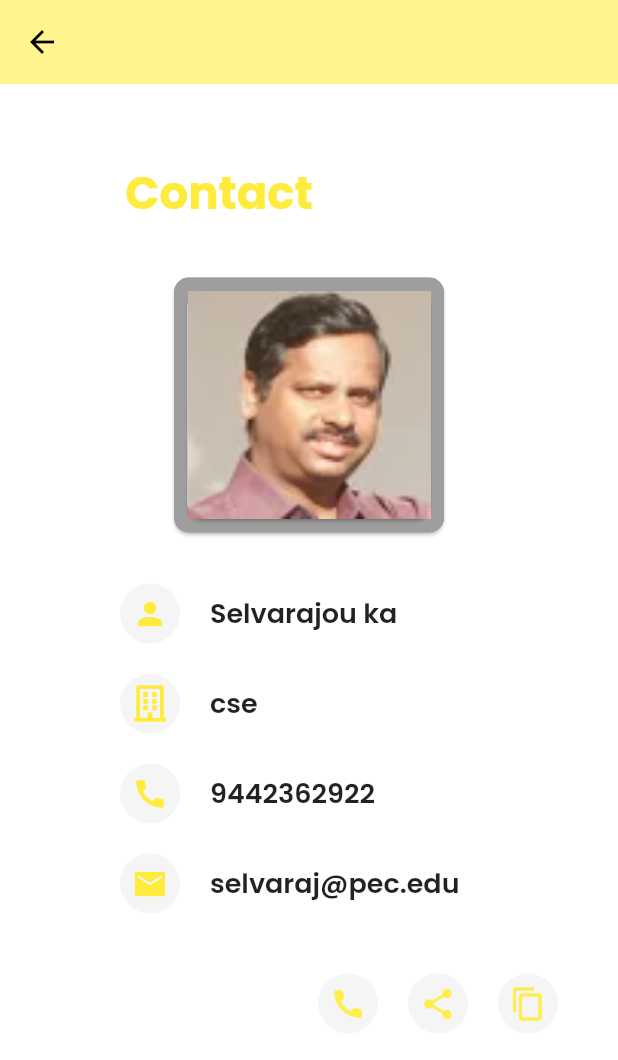
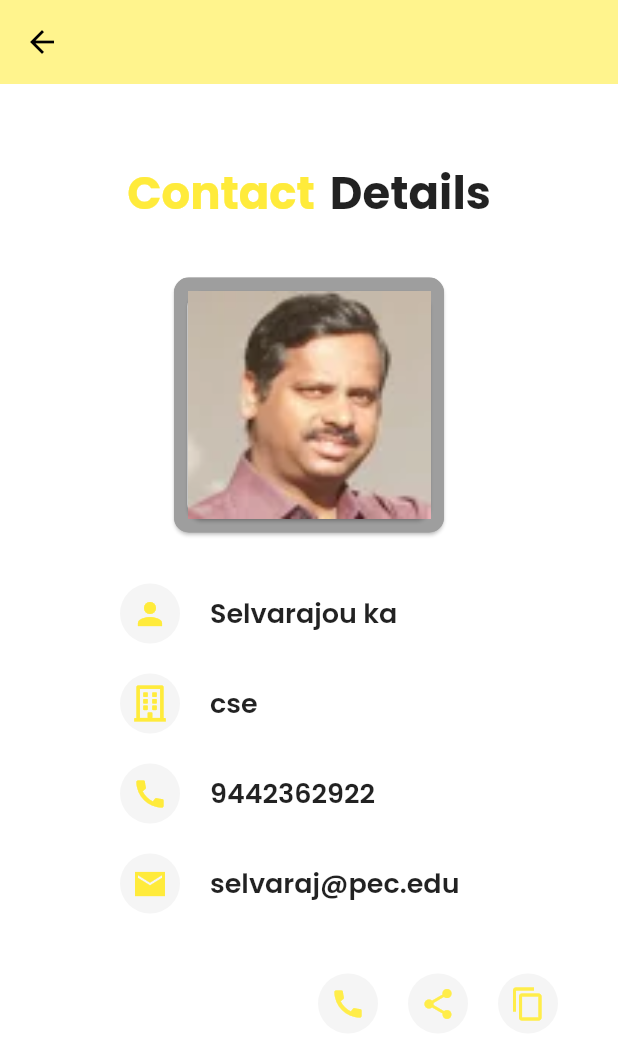
Before and after one commit to DSC-PEC-Puducherry/DSC-PYP, a Flutter app: the screen it shows after launch, after a tap on "Selvarajou ka", on a phone screen of 412 x 824 dp. Shown: the top 1060 px of the screen. Run offline on Flutter 3.47's test engine with Material 2 defaults, Android fonts, the phone set to English and light mode, and no system bars; our stand-ins replace fluttertoast, font_awesome_flutter, google_fonts, lottie, share, shared_preferences; missing offline and left inert: clipboard, flutter_phone_direct_caller.

Commit message:
minor changes

```diff
--- a/lib/SplashScreen.dart
+++ b/lib/SplashScreen.dart
@@ -29,12 +29,16 @@ class _splashScreenState extends State<splashScreen> {
       child: Column(
         mainAxisAlignment: MainAxisAlignment.center,
         children: [
-          //image.asset("images/pypb.png")
-          Lottie.asset(
+          Image.asset(
+            "images/pypb.png",
+            width: 100,
+            height: 100,
+          ),
+          /*Lottie.asset(
             "images/spl.json",
             width: 150,
             height: 150,
-          ),
+          ),*/
           SizedBox(
             height: 15,
           ),
--- a/lib/main.dart
+++ b/lib/main.dart
@@ -22,6 +22,7 @@ class MyApp extends StatefulWidget {
 
 class _MyAppState extends State<MyApp> {
   DarkThemeProvider themeProvider = DarkThemeProvider();
+  //saves the mode of color
   void getCurrentAppTheme() async {
     themeProvider.darkTheme = await themeProvider.darkThemeSaver.getTheme();
   }
--- a/lib/screen/Contact_page/details_screen.dart
+++ b/lib/screen/Contact_page/details_screen.dart
@@ -32,27 +32,31 @@ class DetailsScreen extends StatelessWidget {
           children: [
             Padding(
               padding: EdgeInsets.only(top: 50),
-              child: Align(
-                alignment: Alignment.topCenter,
-                child: RichText(
-                  text: TextSpan(
-                    style: TextStyle(fontWeight: FontWeight.bold),
+              child: Row(
+                mainAxisAlignment: MainAxisAlignment.center,
                 children: [
-                      TextSpan(
-                          text: "Contact ",
+                  Text(
+                    "Contact",
                     style: GoogleFonts.poppins(
                       textStyle: TextStyle(
                           color: Colors.yellow,
                           fontSize: 30,
-                                  fontWeight: FontWeight.w700))),
-                      TextSpan(
-                          text: " Details",
+                          fontWeight: FontWeight.w700),
+                    ),
+                  ),
+                  SizedBox(
+                    width: 10,
+                  ),
+                  Text(
+                    "Details",
                     style: GoogleFonts.poppins(
                       textStyle: TextStyle(
-                                  fontSize: 30, fontWeight: FontWeight.w700)))
-                    ],
+                          //color: Colors.yellow,
+                          fontSize: 30,
+                          fontWeight: FontWeight.w700),
                     ),
                   ),
+                ],
               ),
             ),
 
```
Also changed, not shown: lib/screen/Widget/search_box.dart (+63 -1 lines). Lines whose indentation alone changed are shown as unchanged.
